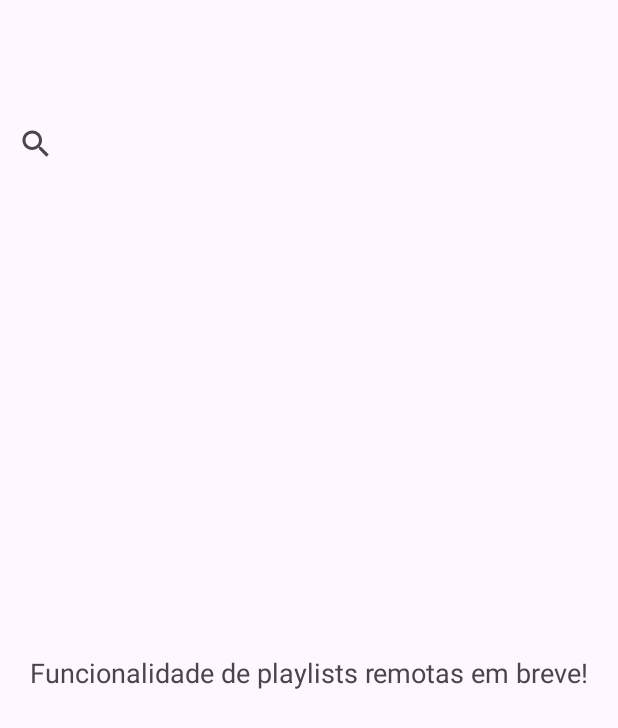
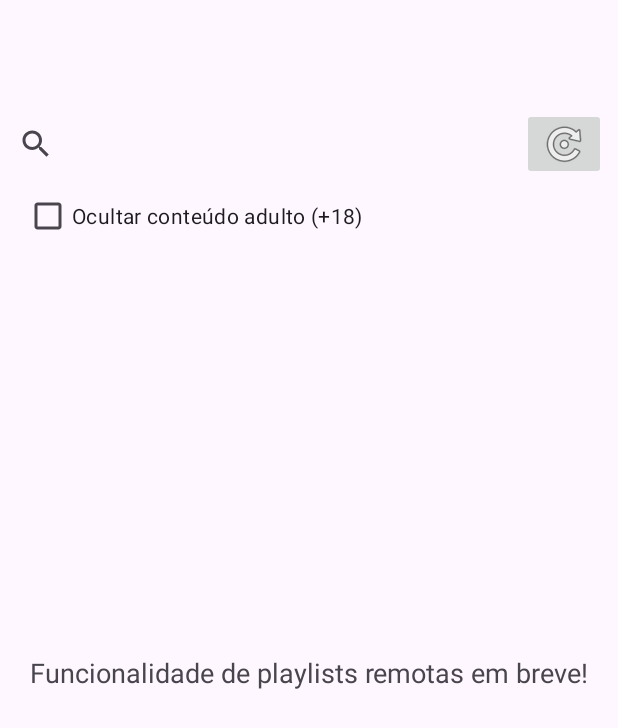
Before and after one commit to PauloDuarte43/simple-player, an Android app: the screen it shows after launch (MediaActivity), after a tap on "Play", on a phone screen of 412 x 824 dp. Shown: the top 728 px of the screen. Run offline under Robolectric (Android 15) with nearby library versions, the phone set to English and light mode, and no system bars; our stand-ins replace Room's generated code, paging.

Commit message:
[feat] random media

```diff
--- a/app/src/main/java/br/tec/pauloduarte/simpleplayer/MediaActivity.kt
+++ b/app/src/main/java/br/tec/pauloduarte/simpleplayer/MediaActivity.kt
@@ -8,6 +8,8 @@ import android.os.Bundle
 import android.os.Environment
 import android.view.MenuItem
 import android.view.View
+import android.widget.CheckBox
+import android.widget.ImageButton
 import android.widget.ProgressBar
 import android.widget.TextView
 import android.widget.Toast
@@ -40,6 +42,8 @@ class MediaActivity : AppCompatActivity() {
     private lateinit var progressBar: ProgressBar
     private lateinit var playlist: PlayList
     private var playlistId: Int = -1
+    private lateinit var filterCheckbox: CheckBox
+    private lateinit var randomButton: ImageButton
 
     private val db by lazy {
         Room.databaseBuilder(
@@ -58,6 +62,8 @@ class MediaActivity : AppCompatActivity() {
         supportActionBar?.setDisplayHomeAsUpEnabled(true)
 
         progressBar = findViewById(R.id.progressBar)
+        filterCheckbox = findViewById(R.id.filterCheckbox)
+        randomButton = findViewById(R.id.randomButton)
 
         playlistId = intent.getIntExtra("PLAYLIST_ID", -1)
         if (playlistId == -1) {
@@ -74,9 +80,31 @@ class MediaActivity : AppCompatActivity() {
 
         setupRecyclerView()
         setupSearchView()
+        setupFilterCheckbox()
+        setupRandomButton()
         observeMedias()
         loadMediasIfNeeded()
     }
+
+    private fun setupFilterCheckbox() {
+        filterCheckbox.setOnCheckedChangeListener { _, _ ->
+            observeMedias()
+        }
+    }
+
+    private fun setupRandomButton() {
+        randomButton.setOnClickListener {
+            lifecycleScope.launch {
+                val randomMedia = mediaViewModel.getRandomMedia(playlistId)
+                if (randomMedia != null) {
+                    handleMediaClick(randomMedia)
+                } else {
+                    Toast.makeText(this@MediaActivity, "Nenhuma mídia encontrada.", Toast.LENGTH_SHORT).show()
+                }
+            }
+        }
+    }
+
 
     private fun setupRecyclerView() {
         recyclerView = findViewById(R.id.recyclerViewMedia)
@@ -91,34 +119,32 @@ class MediaActivity : AppCompatActivity() {
         searchView = findViewById(R.id.searchView)
         searchView.setOnQueryTextListener(object : SearchView.OnQueryTextListener {
             override fun onQueryTextSubmit(query: String?): Boolean {
-                query?.let {
-                    performSearch(it)
-                }
                 return true
             }
 
             override fun onQueryTextChange(newText: String?): Boolean {
-                if (newText.isNullOrEmpty()) {
-                    observeMedias()
-                } else {
-                    performSearch(newText)
-                }
+                performSearch(newText.orEmpty())
                 return true
             }
         })
     }
 
     private fun observeMedias() {
-        lifecycleScope.launch {
-            mediaViewModel.getMedias(playlistId).collectLatest { pagingData ->
-                mediaAdapter.submitData(pagingData)
+        val query = searchView.query.toString()
+        if (query.isEmpty()) {
+            lifecycleScope.launch {
+                mediaViewModel.getMedias(playlistId, filterCheckbox.isChecked).collectLatest { pagingData ->
+                    mediaAdapter.submitData(pagingData)
+                }
             }
+        } else {
+            performSearch(query)
         }
     }
 
     private fun performSearch(query: String) {
         lifecycleScope.launch {
-            mediaViewModel.searchMedias(playlistId, query).collectLatest { pagingData ->
+            mediaViewModel.searchMedias(playlistId, query, filterCheckbox.isChecked).collectLatest { pagingData ->
                 mediaAdapter.submitData(pagingData)
             }
         }
@@ -236,14 +262,12 @@ class MediaActivity : AppCompatActivity() {
         return withContext(Dispatchers.IO) {
             try {
                 var connection = URL(url).openConnection() as HttpURLConnection
-                // A maioria dos servidores de streaming precisa de um User-Agent.
                 connection.setRequestProperty("User-Agent", "Mozilla/5.0")
                 connection.instanceFollowRedirects = true
                 connection.connect()
 
                 var finalUrl = connection.url.toString()
 
-                // Lida com redirecionamentos manuais (código 3xx) se instanceFollowRedirects não funcionar
                 var redirects = 0
                 while (redirects < 5 && (connection.responseCode in 300..399)) {
                     finalUrl = connection.getHeaderField("Location")
@@ -258,7 +282,6 @@ class MediaActivity : AppCompatActivity() {
                 finalUrl
             } catch (e: Exception) {
                 e.printStackTrace()
-                // Se houver erro, retorna a URL original para tentar a sorte.
                 url
             }
         }
--- a/app/src/main/java/br/tec/pauloduarte/simpleplayer/MediaViewModel.kt
+++ b/app/src/main/java/br/tec/pauloduarte/simpleplayer/MediaViewModel.kt
@@ -12,24 +12,40 @@ import kotlinx.coroutines.flow.Flow
 
 class MediaViewModel(private val mediaDao: MediaDao) : ViewModel() {
 
-    fun getMedias(playlistId: Int): Flow<PagingData<Media>> {
+    fun getMedias(playlistId: Int, filterEnabled: Boolean): Flow<PagingData<Media>> {
         return Pager(
             config = PagingConfig(
                 pageSize = 50,
                 enablePlaceholders = false
             ),
-            pagingSourceFactory = { mediaDao.getMediaForPlaylist(playlistId) }
+            pagingSourceFactory = {
+                if (filterEnabled) {
+                    mediaDao.getMediaForPlaylistFiltered(playlistId)
+                } else {
+                    mediaDao.getMediaForPlaylist(playlistId)
+                }
+            }
         ).flow.cachedIn(viewModelScope)
     }
 
-    fun searchMedias(playlistId: Int, query: String): Flow<PagingData<Media>> {
+    fun searchMedias(playlistId: Int, query: String, filterEnabled: Boolean): Flow<PagingData<Media>> {
         val searchQuery = "%${query.replace(' ', '%')}%"
         return Pager(
             config = PagingConfig(
                 pageSize = 50,
                 enablePlaceholders = false
             ),
-            pagingSourceFactory = { mediaDao.searchMediaInPlaylist(playlistId, searchQuery) }
+            pagingSourceFactory = {
+                if (filterEnabled) {
+                    mediaDao.searchMediaInPlaylistFiltered(playlistId, searchQuery)
+                } else {
+                    mediaDao.searchMediaInPlaylist(playlistId, searchQuery)
+                }
+            }
         ).flow.cachedIn(viewModelScope)
     }
+
+    suspend fun getRandomMedia(playlistId: Int): Media? {
+        return mediaDao.getRandomMedia(playlistId)
+    }
 }
--- a/app/src/main/java/br/tec/pauloduarte/simpleplayer/data/MediaDao.kt
+++ b/app/src/main/java/br/tec/pauloduarte/simpleplayer/data/MediaDao.kt
@@ -19,4 +19,13 @@ interface MediaDao {
 
     @Query("SELECT COUNT(*) FROM media WHERE playlistId = :playlistId")
     suspend fun getMediaCountForPlaylist(playlistId: Int): Int
+
+    @Query("SELECT * FROM media WHERE playlistId = :playlistId AND (groupName NOT LIKE '%XXX%' AND groupName NOT LIKE '%Adult%' AND groupName NOT LIKE '%+18%') ORDER BY name ASC")
+    fun getMediaForPlaylistFiltered(playlistId: Int): PagingSource<Int, Media>
+
+    @Query("SELECT * FROM media WHERE playlistId = :playlistId AND name LIKE :query AND (groupName NOT LIKE '%XXX%' AND groupName NOT LIKE '%Adult%' AND groupName NOT LIKE '%+18%') ORDER BY name ASC")
+    fun searchMediaInPlaylistFiltered(playlistId: Int, query: String): PagingSource<Int, Media>
+
+    @Query("SELECT * FROM media WHERE playlistId = :playlistId ORDER BY RANDOM() LIMIT 1")
+    suspend fun getRandomMedia(playlistId: Int): Media?
 }
--- a/app/src/main/res/layout/activity_media.xml
+++ b/app/src/main/res/layout/activity_media.xml
@@ -13,14 +13,34 @@
         android:layout_height="wrap_content"
         app:layout_constraintTop_toTopOf="parent"
         app:layout_constraintStart_toStartOf="parent"
+        app:layout_constraintEnd_toStartOf="@id/randomButton"
+        app:queryHint="Buscar mídia..."/>
+
+    <ImageButton
+        android:id="@+id/randomButton"
+        android:layout_width="wrap_content"
+        android:layout_height="0dp"
+        android:src="@android:drawable/ic_menu_rotate"
+        android:contentDescription="Mídia Aleatória"
+        app:layout_constraintTop_toTopOf="@id/searchView"
+        app:layout_constraintBottom_toBottomOf="@id/searchView"
         app:layout_constraintEnd_toEndOf="parent"
-        app:queryHint="Buscar mídia..."/>
+        android:layout_marginEnd="8dp"/>
+
+    <CheckBox
+        android:id="@+id/filterCheckbox"
+        android:layout_width="wrap_content"
+        android:layout_height="wrap_content"
+        android:text="Ocultar conteúdo adulto (+18)"
+        app:layout_constraintTop_toBottomOf="@id/searchView"
+        app:layout_constraintStart_toStartOf="parent"
+        android:layout_marginStart="16dp"/>
 
     <androidx.recyclerview.widget.RecyclerView
         android:id="@+id/recyclerViewMedia"
         android:layout_width="0dp"
         android:layout_height="0dp"
-        app:layout_constraintTop_toBottomOf="@id/searchView"
+        app:layout_constraintTop_toBottomOf="@id/filterCheckbox"
         app:layout_constraintBottom_toBottomOf="parent"
         app:layout_constraintStart_toStartOf="parent"
         app:layout_constraintEnd_toEndOf="parent"
```
